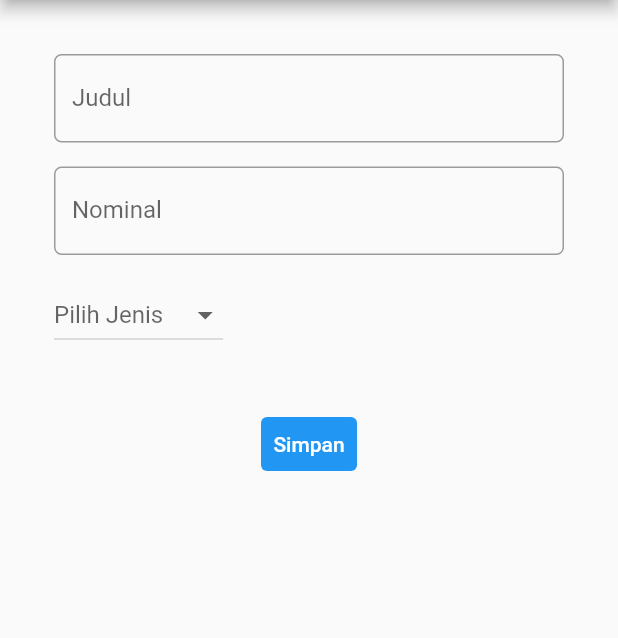
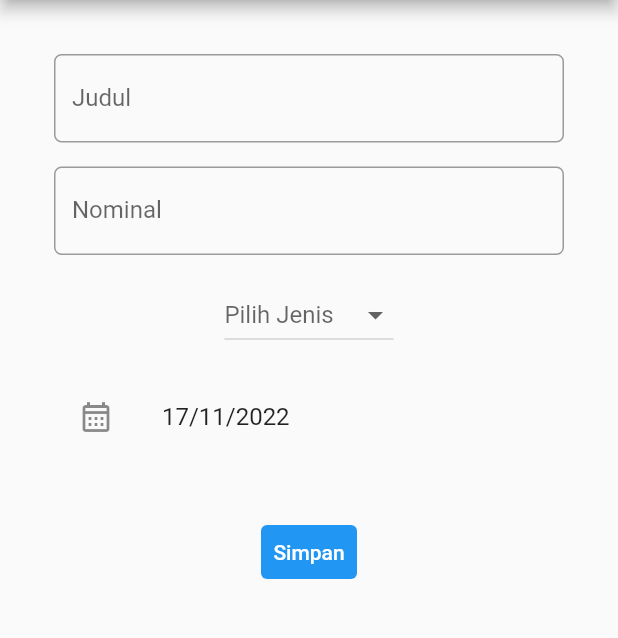
Before and after one commit to dhinarotua/pbp-flutter-lab, a Flutter app: the screen it shows after launch, in the side drawer, after a tap on "Tambah Budget", on a phone screen of 412 x 824 dp, the part 84-722 px from its top. Run offline on Flutter 3.47's test engine with Material 2 defaults, Android fonts, the phone set to English and light mode, and no system bars.

Commit message:
submit bonus

```diff
--- a/lib/formsBudget.dart
+++ b/lib/formsBudget.dart
@@ -18,6 +18,7 @@ class _MyFormPageState extends State<MyFormPage> {
   int _nominal = 0;
   String? jenis;
   List<String> listJenis = ['Pemasukan', 'Pengeluaran'];
+  DateTime date = DateTime.now();
 
   @override
   Widget build(BuildContext context) {
@@ -106,6 +107,8 @@ class _MyFormPageState extends State<MyFormPage> {
                   Padding(
                     // Menggunakan padding sebesar 8 pixels
                     padding: const EdgeInsets.all(8.0),
+                    child: Container(
+                      alignment: Alignment.center,
                       child: DropdownButton(
                         value: jenis,
                         icon: const Icon(Icons.arrow_drop_down),
@@ -120,6 +123,30 @@ class _MyFormPageState extends State<MyFormPage> {
                           setState(() {
                             jenis = newValue ?? "";
                           });
+                        },
+                      ),
+                    ),
+                  ),
+                  Padding(
+                    // Menggunakan padding sebesar 8 pixels
+                    padding: const EdgeInsets.all(8.0),
+                    child: ListTile(
+                      leading: const Icon(Icons.calendar_month_outlined),
+                      title: Text("${date.day}/${date.month}/${date.year}"),
+                      onTap: () async {
+                        DateTime? newDate = await showDatePicker(
+                          context: context,
+                          initialDate: date,
+                          firstDate: DateTime(2000), // Batas bawah tahun
+                          lastDate: DateTime(2023), // Batas atas tahun
+                        );
+
+                        // Jika user memilih suatu date (tidak cancel)
+                        if (newDate != null) {
+                          setState(() {
+                            date = newDate;
+                          });
+                        }
                       },
                     ),
                   ),
```
Lines whose indentation alone changed are shown as unchanged.
